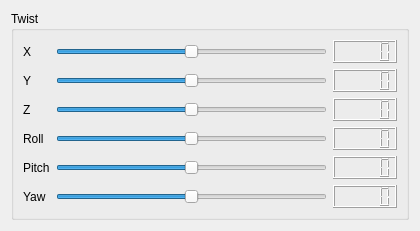
Above: resource/SimSensor.ui from tilk/simsensor before the change. Below: the same form after it.
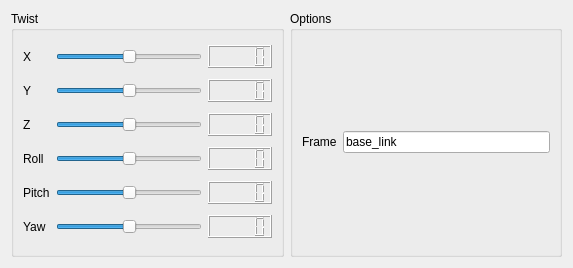
That is the form after the change.

Commit message: Interface to change the frame of reference.

Patch:
```diff
--- a/resource/SimSensor.ui
+++ b/resource/SimSensor.ui
@@ -6,14 +6,14 @@
    <rect>
     <x>0</x>
     <y>0</y>
-    <width>420</width>
-    <height>228</height>
+    <width>573</width>
+    <height>268</height>
    </rect>
   </property>
   <property name="windowTitle">
    <string>Form</string>
   </property>
-  <layout class="QHBoxLayout" name="horizontalLayout">
+  <layout class="QHBoxLayout" stretch="1,1">
    <item>
     <widget class="QGroupBox" name="TwistPanel">
      <property name="title">
@@ -174,6 +174,33 @@
      </layout>
     </widget>
    </item>
+   <item>
+    <layout class="QVBoxLayout" name="verticalLayout">
+     <item>
+      <widget class="QGroupBox" name="OptionsPanel">
+       <property name="title">
+        <string>Options</string>
+       </property>
+       <layout class="QGridLayout" name="gridLayout_2">
+        <item row="0" column="0">
+         <widget class="QLabel" name="frame_label">
+          <property name="text">
+           <string>Frame</string>
+          </property>
+         </widget>
+        </item>
+        <item row="0" column="1">
+         <widget class="QLineEdit" name="frame_edit">
+          <property name="text">
+           <string>base_link</string>
+          </property>
+         </widget>
+        </item>
+       </layout>
+      </widget>
+     </item>
+    </layout>
+   </item>
   </layout>
  </widget>
  <resources/>
```
The commit also changes 1 other file.
